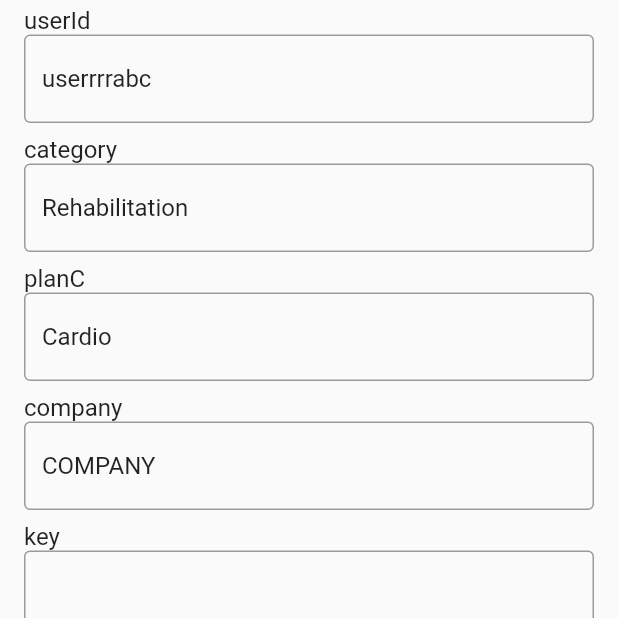
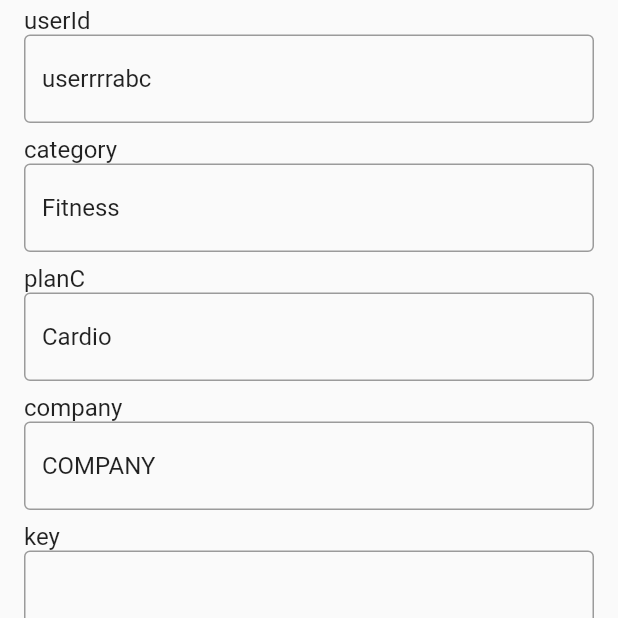
Before and after one commit to KinesteX/AI-Fitness-SDK, a Flutter app: the screen it shows after launch, on a phone screen of 412 x 824 dp, the top half of it. Run offline on Flutter 3.47's test engine with Material 2 defaults, Android fonts, the phone set to English and light mode, and no system bars; our stand-ins replace permission_handler; missing offline and left inert: flutter_inappwebview.

Commit message:
Update main.dart

```diff
--- a/Flutter_SDK/lib/main.dart
+++ b/Flutter_SDK/lib/main.dart
@@ -38,7 +38,7 @@ class _MyHomePageState extends State<MyHomePage> {
   InAppWebViewController? _controller;
   Map<String, String> postData = {
     "userId": "userrrrabc", // REQUIRED PARAM
-    "category": "Rehabilitation",
+    "category": "Fitness",
     "planC": "Cardio",
     "company": "COMPANY", // REQUIRED PARAM
     "key": apiKey // REQUIRED PARAM, WE RECOMMEND STORING IT IN THE DATABASE AND ACCESSING AT RUNTIME
```
